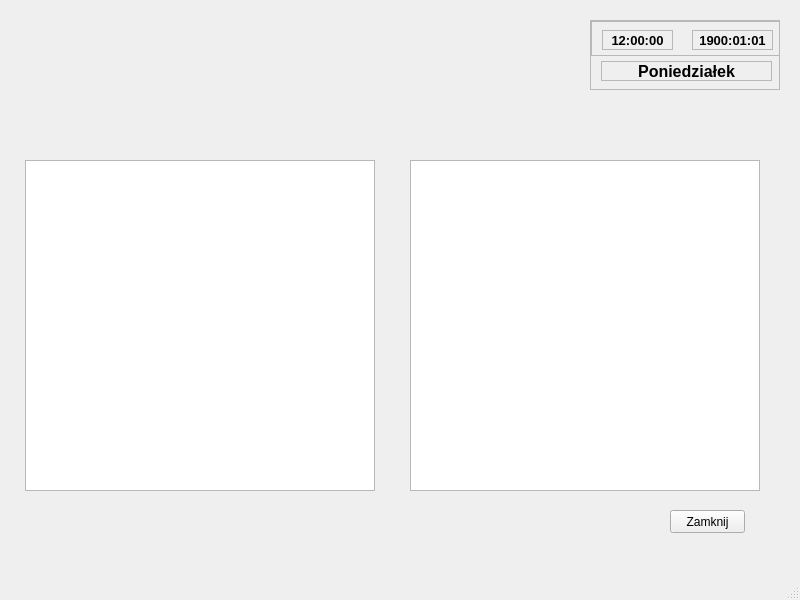
First picture: the form in Urzadzenia/urzadzeniaprzypominacz.ui, repository Astropl/OptiBase, before the edit.
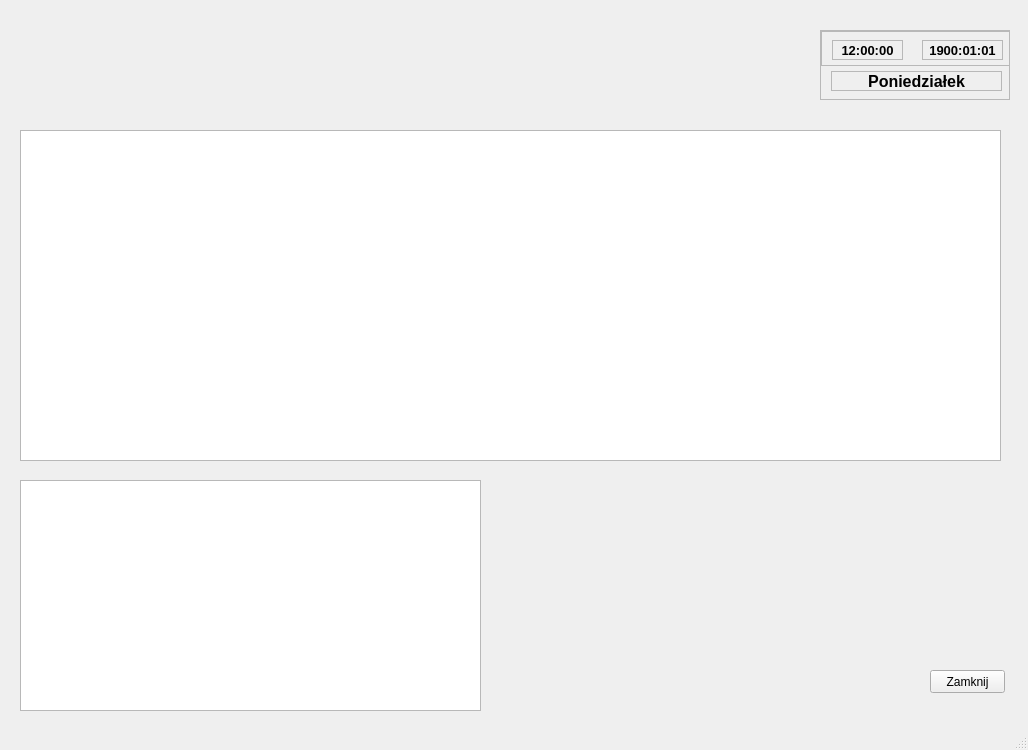
Second picture: the form after the edit.

The edit to the form file:
```diff
--- a/Urzadzenia/urzadzeniaprzypominacz.ui
+++ b/Urzadzenia/urzadzeniaprzypominacz.ui
@@ -6,8 +6,8 @@
    <rect>
     <x>0</x>
     <y>0</y>
-    <width>800</width>
-    <height>600</height>
+    <width>1028</width>
+    <height>750</height>
    </rect>
   </property>
   <property name="windowTitle">
@@ -17,8 +17,8 @@
    <widget class="QPushButton" name="pushButton">
     <property name="geometry">
      <rect>
-      <x>670</x>
-      <y>510</y>
+      <x>930</x>
+      <y>670</y>
       <width>75</width>
       <height>23</height>
      </rect>
@@ -30,8 +30,8 @@
    <widget class="QScrollArea" name="scrollArea">
     <property name="geometry">
      <rect>
-      <x>590</x>
-      <y>20</y>
+      <x>820</x>
+      <y>30</y>
       <width>190</width>
       <height>70</height>
      </rect>
@@ -159,9 +159,9 @@
    <widget class="QTableView" name="tbPrzypominacz">
     <property name="geometry">
      <rect>
-      <x>25</x>
-      <y>160</y>
-      <width>350</width>
+      <x>20</x>
+      <y>130</y>
+      <width>981</width>
       <height>331</height>
      </rect>
     </property>
@@ -169,10 +169,10 @@
    <widget class="QTableView" name="tbWazneDaty">
     <property name="geometry">
      <rect>
-      <x>410</x>
-      <y>160</y>
-      <width>350</width>
-      <height>331</height>
+      <x>20</x>
+      <y>480</y>
+      <width>461</width>
+      <height>231</height>
      </rect>
     </property>
    </widget>
```
Left out of the diff: 2 changed lines with no effect on the pictures.
